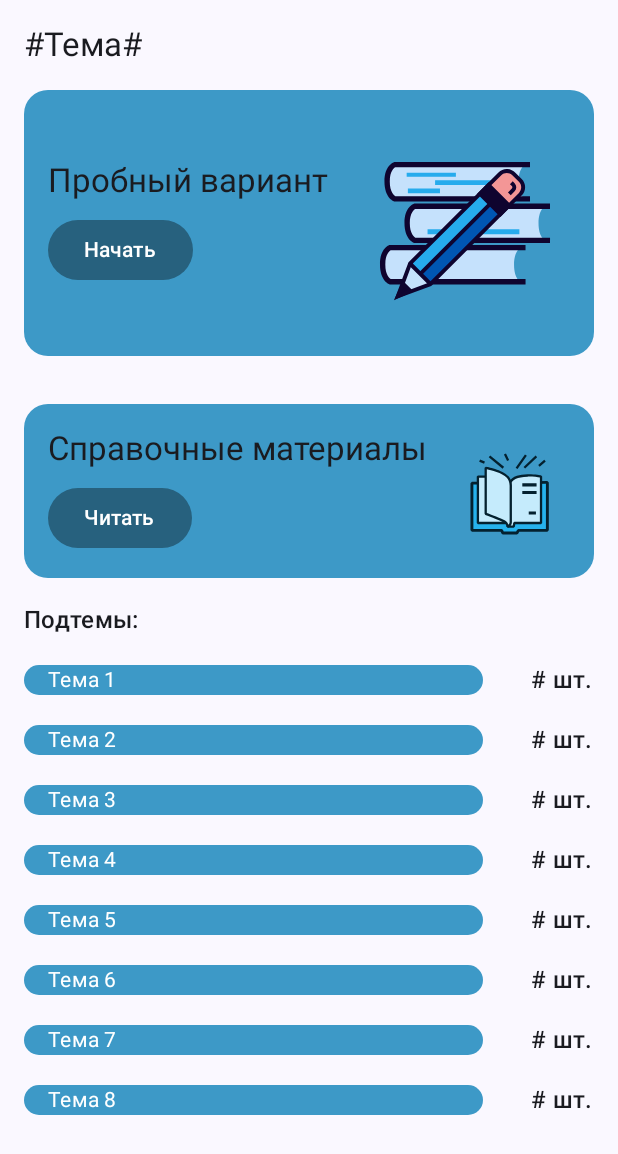
After one commit to pansanek/PumPumPrototype, an Android app built with Jetpack Compose: the composable ThemeScreen shown on its own in the app's theme, on a phone screen of 412 x 824 dp. The commit adds this screen. Shown: the top 1154 px of the screen. Run offline under Robolectric (Android 15) with nearby library versions, the phone set to English and light mode, and no system bars.

Commit message:
New screens

```diff
--- /dev/null
+++ b/app/src/main/java/ru/potemkin/pumpumprototype/presentation/screens/ThemeScreen.kt
@@ -0,0 +1,173 @@
+package ru.potemkin.pumpumprototype.presentation.screens
+
+import android.util.Log
+import androidx.compose.foundation.Image
+import androidx.compose.foundation.background
+import androidx.compose.foundation.layout.Box
+import androidx.compose.foundation.layout.Column
+import androidx.compose.foundation.layout.Row
+import androidx.compose.foundation.layout.Spacer
+import androidx.compose.foundation.layout.fillMaxSize
+import androidx.compose.foundation.layout.fillMaxWidth
+import androidx.compose.foundation.layout.height
+import androidx.compose.foundation.layout.padding
+import androidx.compose.foundation.layout.size
+import androidx.compose.foundation.layout.width
+import androidx.compose.foundation.lazy.LazyColumn
+import androidx.compose.foundation.lazy.LazyRow
+import androidx.compose.foundation.shape.CircleShape
+import androidx.compose.foundation.shape.RoundedCornerShape
+import androidx.compose.material.icons.Icons
+import androidx.compose.material.icons.filled.Check
+import androidx.compose.material3.Button
+import androidx.compose.material3.ButtonDefaults
+import androidx.compose.material3.Icon
+import androidx.compose.material3.MaterialTheme
+import androidx.compose.material3.Text
+import androidx.compose.runtime.Composable
+import androidx.compose.ui.Alignment
+import androidx.compose.ui.Modifier
+import androidx.compose.ui.draw.clip
+import androidx.compose.ui.graphics.Color
+import androidx.compose.ui.res.painterResource
+import androidx.compose.ui.tooling.preview.Preview
+import androidx.compose.ui.unit.dp
+import ru.potemkin.pumpumprototype.R
+import ru.potemkin.pumpumprototype.ui.theme.PumPumPrototypeTheme
+import ru.potemkin.pumpumprototype.ui.theme.blue
+import ru.potemkin.pumpumprototype.ui.theme.darkBlue
+import ru.potemkin.pumpumprototype.ui.theme.white
+
+@Composable
+fun ThemeScreen() {
+    Column(
+    modifier = Modifier
+    .fillMaxSize()
+    .padding(16.dp)
+    ) {
+        // Заголовок
+        Text(
+            text = "#Тема#",
+            style = MaterialTheme.typography.titleLarge,
+            modifier = Modifier.padding(bottom = 16.dp)
+        )
+
+        // Прямоугольник с текстом "Пробный вариант", кнопкой "Начать" и картинкой
+        Box(
+            modifier = Modifier
+                .fillMaxWidth()
+                .background(color = blue, shape = RoundedCornerShape(16.dp))
+                .padding(16.dp)
+        ) {
+            Row (verticalAlignment = Alignment.CenterVertically){
+                Column(
+                    modifier = Modifier
+                        .padding(end = 16.dp)
+                ) {
+                    Text(
+                        text = "Пробный вариант",
+                        style = MaterialTheme.typography.titleLarge,
+                        modifier = Modifier.padding(bottom = 8.dp)
+                    )
+                    Button(
+                        onClick = {  },
+                        colors = ButtonDefaults.buttonColors(darkBlue),
+                    ) {
+                        Text("Начать")
+                    }
+                }
+                Image(
+                    painter = painterResource(id = R.drawable.writing_svgrepo_com),
+                    contentDescription = "image"
+                )
+            }
+        }
+        Spacer(modifier = Modifier.height(32.dp))
+        // Прямоугольник с текстом "Пробный вариант", кнопкой "Начать" и картинкой
+        Box(
+            modifier = Modifier
+                .fillMaxWidth()
+                .background(color = blue, shape = RoundedCornerShape(16.dp))
+                .padding(16.dp)
+        ) {
+            Row (verticalAlignment = Alignment.CenterVertically){
+                Column(
+                    modifier = Modifier
+                        .padding(end = 16.dp)
+                ) {
+                    Text(
+                        text = "Справочные материалы",
+                        style = MaterialTheme.typography.titleLarge,
+                        modifier = Modifier.padding(bottom = 8.dp)
+                    )
+                    Button(
+                        onClick = {  },
+                        colors = ButtonDefaults.buttonColors(darkBlue),
+                    ) {
+                        Text("Читать")
+                    }
+                }
+                Image(
+                    painter = painterResource(id = R.drawable.read_svgrepo_com),
+                    contentDescription = "image"
+                )
+            }
+        }
+
+        Text(
+            text = "Подтемы:",
+            style = MaterialTheme.typography.titleMedium,
+            modifier = Modifier
+                .padding(top = 16.dp, bottom = 8.dp)
+                .align(Alignment.Start)
+        )
+        LazyColumn {
+            items(8) { index ->
+                ThemeTopicItem("Тема ${index + 1}")
+            }
+        }
+        // Панель навигации (оставлено пустым)
+    }
+}
+
+@Composable
+fun ThemeTopicItem(topicName: String) {
+    Row(
+        modifier = Modifier
+            .fillMaxWidth()
+            .padding(vertical = 8.dp),
+        verticalAlignment = Alignment.CenterVertically
+    ) {
+        // Прямоугольник с закругленными углами
+        Box(
+            modifier = Modifier
+                .size(20.dp, 20.dp)
+                .clip(RoundedCornerShape(16.dp))
+                .background(blue)
+                .weight(1f)
+        ) {
+            // Название темы
+            Text(
+                text = topicName,
+                style = MaterialTheme.typography.bodyMedium,
+                color = white,
+                modifier = Modifier.padding(start = 16.dp)
+            )
+        }
+
+        Spacer(modifier = Modifier.width(32.dp))
+
+        Text(
+            text = "# шт.",
+            style = MaterialTheme.typography.titleMedium,
+        )
+    }
+}
+
+@Preview(showBackground = true)
+@Composable
+fun ThemeScreenPreview() {
+    PumPumPrototypeTheme {
+        ThemeScreen()
+    }
+}
--- /dev/null
+++ b/app/src/main/java/ru/potemkin/pumpumprototype/presentation/screens/TheoryScreen.kt
@@ -0,0 +1,4 @@
+package ru.potemkin.pumpumprototype.presentation.screens
+
+class TheoryScreen {
+}
--- /dev/null
+++ b/app/src/main/res/drawable/read_svgrepo_com.xml
@@ -0,0 +1,30 @@
+<vector xmlns:android="http://schemas.android.com/apk/res/android"
+    android:width="800dp"
+    android:height="800dp"
+    android:viewportWidth="1024"
+    android:viewportHeight="1024">
+  <path
+      android:pathData="M430.6,443.7H172.9v409.7h257.7l9.7,22.8h123.2l13,-22.8h251.2V437.2z"
+      android:fillColor="#26b2ed"/>
+  <path
+      android:pathData="M563.5,888.7L440.3,888.7l-11.5,-7.6 -6.5,-15.2L172.9,865.9l-12.5,-12.5v-409.7l12.5,-12.5L430.5,431.2l396.9,-6.5 12.7,12.5L840.1,853.5l-12.5,12.5L583.7,866l-9.4,16.4 -10.9,6.3zM448.6,863.7h107.6l9.4,-16.4 10.9,-6.3h238.7L815.1,449.9l-384.5,6.3L185.4,456.2L185.4,841h245.2l11.5,7.6 6.5,15.2z"
+      android:fillColor="#04212f"/>
+  <path
+      android:pathData="M772.5,386.8s-221.5,-42.3 -266.3,50.4l-23,384.6h52.7l4.9,-31.9h231.7V386.8z"
+      android:fillColor="#c5ebfc"/>
+  <path
+      android:pathData="M535.9,831.8h-52.7l-10,-10.6 23,-384.6 1,-3.8c11.4,-23.7 33.8,-41.2 66.4,-52.1 24.9,-8.4 56,-12.9 92.4,-13.5 61.3,-1 116.1,9.3 118.4,9.7l8.1,9.8v403l-10,10L549.4,799.9l-3.6,23.4 -9.9,8.5zM493.9,811.8h33.5l3.6,-23.4 9.9,-8.5h221.7L762.5,395.3c-17.4,-2.8 -60.6,-8.8 -106.5,-8 -93.2,1.6 -127.7,29.1 -140,52.6l-22.2,371.9z"
+      android:fillColor="#04212f"/>
+  <path
+      android:pathData="M224.8,386.8H470v403H224.8z"
+      android:fillColor="#c5ebfc"/>
+  <path
+      android:pathData="M470,799.9L224.8,799.9l-10,-10L214.8,386.8l10,-10L470,376.8l10,10v403l-10,10zM234.8,779.9L460,779.9L460,396.8L234.8,396.8v383z"
+      android:fillColor="#04212f"/>
+  <path
+      android:pathData="M292.5,310.4s139.3,22.5 190.7,81c27.3,31.2 26.8,73.5 26.8,73.5v317.6c0,12.6 -6.1,24.5 -16.4,31.8l-10.4,7.4s0.1,-26.7 -27.9,-44.7 -162.8,-66.7 -162.8,-66.7V310.4z"
+      android:fillColor="#c5ebfc"/>
+  <path
+      android:pathData="M489.1,829.9l-15.8,-8.2c-0,-0.8 -0.6,-21.6 -23.3,-36.2 -21.4,-13.7 -114.6,-49 -160.8,-65.8l-6.6,-9.4L282.5,310.4l11.6,-9.9c5.8,0.9 143.5,23.7 196.6,84.3 29.2,33.3 29.3,77.3 29.3,80.1v317.6c0,15.9 -7.7,30.8 -20.6,40l-10.4,7.4zM302.5,703.4c27.8,10.2 132.9,49.1 158.2,65.3 17.2,11.1 25.3,25.1 29.1,36a29.1,29.1 0,0 0,10.1 -22.1l0,-317.8c0,-0.4 0.1,-39 -24.3,-66.8 -40,-45.6 -139.3,-68.8 -173.2,-75.6v380.9zM610.1,444.9h123.8v27.9h-123.8zM610.1,511h123.8v27.9h-123.8zM665.9,689.1h62.5v27.9h-62.5zM633.1,194.5l16.4,11.4 -80.9,115.8 -16.4,-11.4zM725.3,204.7l13.7,14.5L634.8,317.7l-13.7,-14.5zM800.5,240.5l13.1,15.1 -52.7,45.9 -13.1,-15.1zM468.6,187.4l27.5,56.3 -18,8.8 -27.5,-56.3zM331.5,204.2l120.3,98.4 -12.7,15.5 -120.3,-98.4zM243.4,238.8l42.4,17.5 -7.6,18.5 -42.4,-17.5z"
+      android:fillColor="#04212f"/>
+</vector>
--- a/app/src/main/res/values/strings.xml
+++ b/app/src/main/res/values/strings.xml
@@ -1,3 +1,6 @@
 <resources>
     <string name="app_name">PumPumPrototype</string>
+    <string name="navigation_item_learning">Learning</string>
+    <string name="navigation_item_rating">Rating</string>
+    <string name="navigation_item_profile">Profile</string>
 </resources>
```
